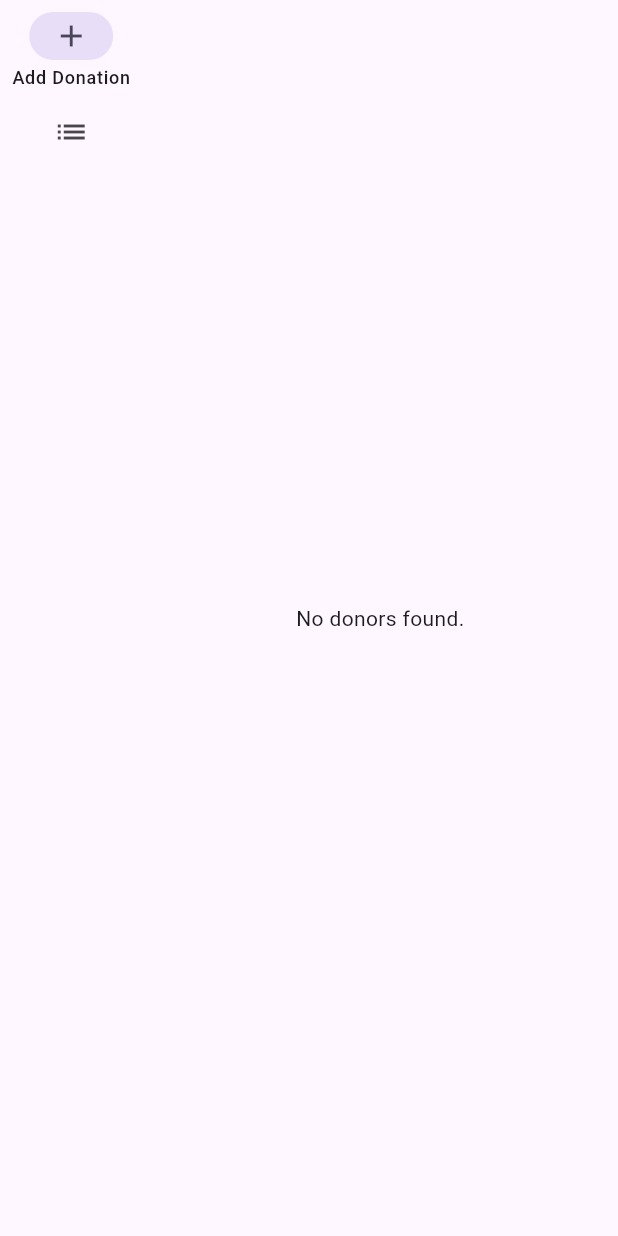
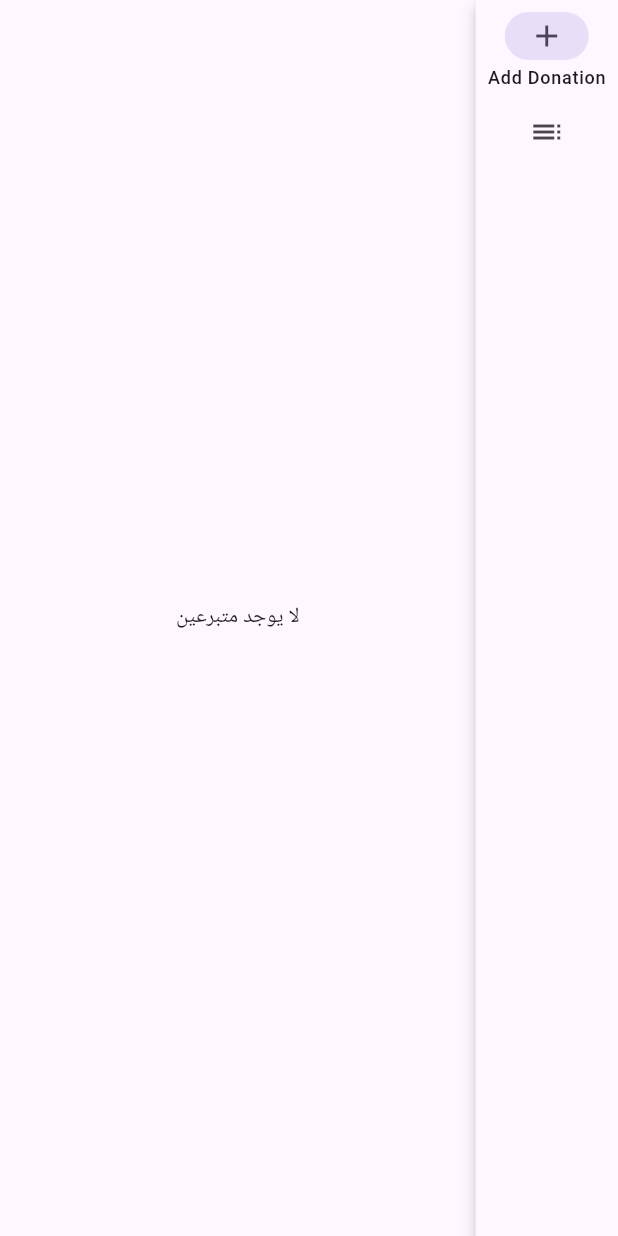
Before and after one commit to omer358/Donor-Dashboard, a Flutter app: the AdminDashboardScreen screen opened by its route, after a tap on "Donors List", on a phone screen of 412 x 824 dp. Run offline on Flutter 3.47's test engine with Material 3 defaults, Android fonts, the phone set to English and light mode, and no system bars; our stand-ins replace cloud_firestore, firebase_auth, firebase_core, get; accounts and stored records are empty; network calls fail; statements that could not run were skipped.

Commit message:
support rtl

```diff
--- a/lib/services/admin_service.dart
+++ b/lib/services/admin_service.dart
@@ -4,7 +4,7 @@ class AdminService {
   final FirebaseFirestore _firestore = FirebaseFirestore.instance;
 
   Future<List<Map<String, dynamic>>> getAllDonors() async {
-    var snapshot = await _firestore.collection('donors').get();
+    var snapshot = await _firestore.collection('users').get();
     return snapshot.docs.map((doc) => doc.data()).toList();
   }
 
--- a/lib/views/admin_dashboard_screen.dart
+++ b/lib/views/admin_dashboard_screen.dart
@@ -1,21 +1,26 @@
+import 'package:blood_donor_dashboard/views/donation.dart';
 import 'package:flutter/material.dart';
 import 'package:get/get.dart';
 import '../controllers/admin_controller.dart';
-import 'add_donation_screen.dart';
 import 'donor_list_screen.dart';
 
 class AdminDashboardScreen extends StatelessWidget {
   final AdminController adminController = Get.put(AdminController());
 
+   AdminDashboardScreen({super.key});
+
   @override
   Widget build(BuildContext context) {
     return Scaffold(
-      body: Row(
+      body: Directionality(
+        textDirection: TextDirection.rtl,
+        child: Row(
           children: [
             NavigationRail(
               selectedIndex: adminController.selectedPage.value,
               onDestinationSelected: adminController.changePage,
               labelType: NavigationRailLabelType.selected,
+              elevation: 4,
               destinations: const [
                 NavigationRailDestination(
                   icon: Icon(Icons.add),
@@ -31,16 +36,17 @@ class AdminDashboardScreen extends StatelessWidget {
               child: Obx(() {
                 switch (adminController.selectedPage.value) {
                   case 0:
-                  return AddDonationScreen();
+                    return  AddDonationScreen();
                   case 1:
                     return DonorListScreen();
                   default:
-                  return AddDonationScreen();
+                    return  DonorListScreen();
                 }
               }),
             ),
           ],
         ),
+      ),
     );
   }
 }
--- a/lib/views/add_donation_screen.dart
+++ b/lib/views/donation.dart
@@ -6,6 +6,8 @@ class AddDonationScreen extends StatelessWidget {
   final DonationController donationController = Get.put(DonationController());
   final TextEditingController bloodTypeController = TextEditingController();
   final TextEditingController locationController = TextEditingController();
+
+  AddDonationScreen({super.key});
 
   @override
   Widget build(BuildContext context) {
@@ -28,6 +30,7 @@ class AddDonationScreen extends StatelessWidget {
                 'bloodType': bloodTypeController.text,
                 'location': locationController.text,
                 'createdAt': DateTime.now(),
+                'active': true
               });
             },
             child: Text('Add Donation'),
--- a/lib/views/donor_list_screen.dart
+++ b/lib/views/donor_list_screen.dart
@@ -5,24 +5,38 @@ import '../controllers/donation_controller.dart';
 class DonorListScreen extends StatelessWidget {
   final DonationController donationController = Get.put(DonationController());
 
+  DonorListScreen({super.key});
+
   @override
   Widget build(BuildContext context) {
     return Obx(() {
       if (donationController.isLoading.value) {
-        return Center(child: CircularProgressIndicator());
+        return const Center(child: CircularProgressIndicator());
       }
       if (donationController.donors.isEmpty) {
-        return Center(child: Text('No donors found.'));
+        return const Center(child: Text('لا يوجد متبرعين'));
       }
-      return ListView.builder(
+      return ListView.separated(
         itemCount: donationController.donors.length,
         itemBuilder: (context, index) {
           var donor = donationController.donors[index];
-          return ListTile(
-            title: Text(donor['name']),
-            subtitle: Text('Blood Type: ${donor['bloodType']}'),
+          return Directionality(
+            textDirection: TextDirection.rtl,
+            child: ListTile(
+              leading:  const CircleAvatar(
+                child: Icon(Icons.person),
+              ),
+              trailing: Chip(
+                  label: Text(donor['bloodType']),
+                avatar: const Icon(Icons.bloodtype),
+              ),
+              title: Text(donor['firstName'] + " " + donor['lastName']),
+              subtitle: Text('${donor['address']}'),
+            ),
           );
-        },
+        }, separatorBuilder: (BuildContext context, int index) {
+          return const Divider();
+      },
       );
     });
   }
--- a/pubspec.yaml
+++ b/pubspec.yaml
@@ -39,6 +39,7 @@ dependencies:
   firebase_auth: ^5.2.1
   cloud_firestore: ^5.4.1
   get: ^4.6.6
+  material_color_utilities: ^0.11.1
 
 dev_dependencies:
   flutter_test:
```
Also changed, not shown: lib/main.dart (+9 -1 lines), firebase.json, lib/firebase_options.dart, pubspec.lock, 11 other files. Lines whose indentation alone changed are shown as unchanged.
